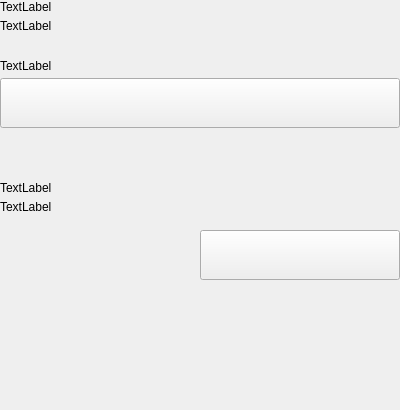
This is src/qt/pwrb/settings/forms/settingsbackupwallet.ui in PWRB-Project/PWRB as Qt 5 draws it before an edit. The edited form follows.
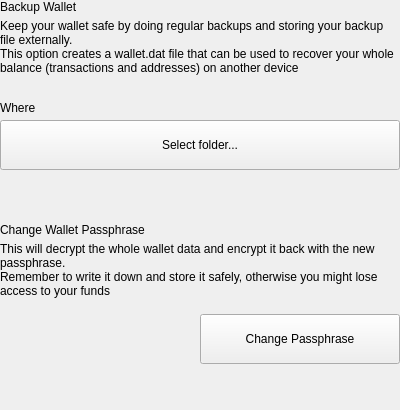
This is the edited form.

The edit to the form file:
```diff
--- a/src/qt/pwrb/settings/forms/settingsbackupwallet.ui
+++ b/src/qt/pwrb/settings/forms/settingsbackupwallet.ui
@@ -52,14 +52,15 @@
         <item>
          <widget class="QLabel" name="labelTitle">
           <property name="text">
-           <string>TextLabel</string>
+           <string>Backup Wallet</string>
           </property>
          </widget>
         </item>
         <item>
          <widget class="QLabel" name="labelSubtitle1">
           <property name="text">
-           <string>TextLabel</string>
+           <string>Keep your wallet safe by doing regular backups and storing your backup file externally.
+This option creates a wallet.dat file that can be used to recover your whole balance (transactions and addresses) on another device</string>
           </property>
           <property name="wordWrap">
            <bool>true</bool>
@@ -89,7 +90,7 @@
         <item>
          <widget class="QLabel" name="labelSubtitleLocation">
           <property name="text">
-           <string>TextLabel</string>
+           <string>Where</string>
           </property>
          </widget>
         </item>
@@ -111,7 +112,7 @@
            <enum>Qt::NoFocus</enum>
           </property>
           <property name="text">
-           <string/>
+           <string>Select folder...</string>
           </property>
          </widget>
         </item>
@@ -157,14 +158,15 @@
         <item>
          <widget class="QLabel" name="labelTitle_2">
           <property name="text">
-           <string>TextLabel</string>
+           <string>Change Wallet Passphrase</string>
           </property>
          </widget>
         </item>
         <item>
          <widget class="QLabel" name="labelSubtitle_2">
           <property name="text">
-           <string>TextLabel</string>
+           <string>This will decrypt the whole wallet data and encrypt it back with the new passphrase.
+Remember to write it down and store it safely, otherwise you might lose access to your funds</string>
           </property>
           <property name="wordWrap">
            <bool>true</bool>
@@ -222,7 +224,7 @@
            <enum>Qt::NoFocus</enum>
           </property>
           <property name="text">
-           <string/>
+           <string>Change Passphrase</string>
           </property>
          </widget>
         </item>
```
